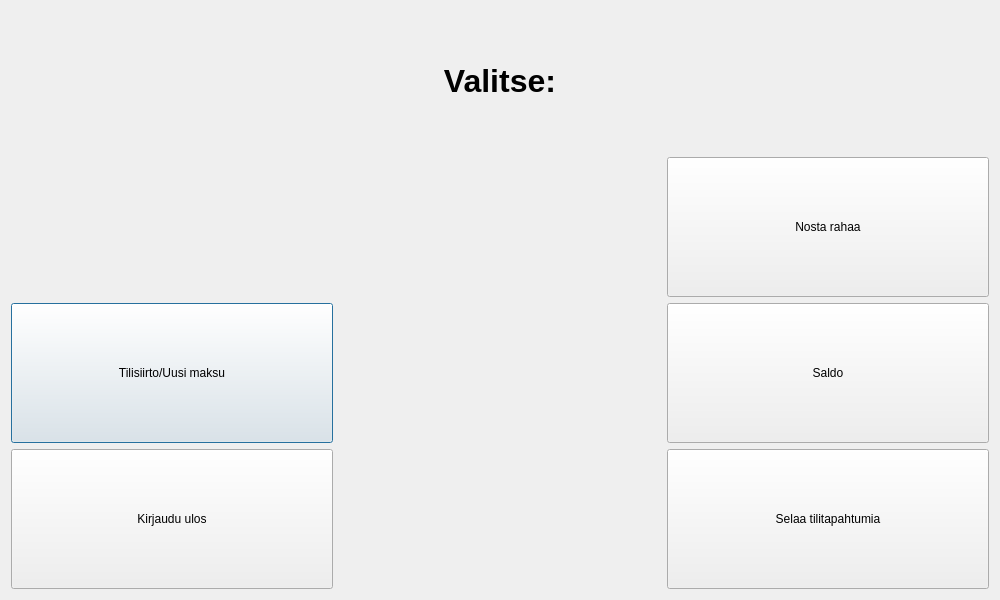
Old version of the form BankEXE/maindialog.ui in the repository Akllu/BankSimul.
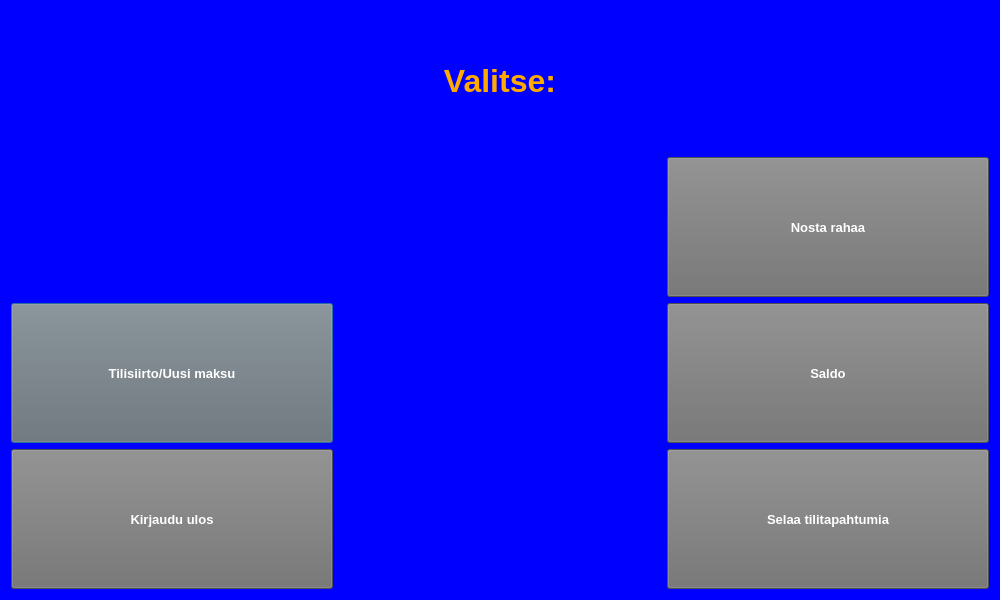
New version of the form.

Diff of the .ui file:
```diff
--- a/BankEXE/maindialog.ui
+++ b/BankEXE/maindialog.ui
@@ -13,6 +13,9 @@
   <property name="windowTitle">
    <string>Dialog</string>
   </property>
+  <property name="styleSheet">
+   <string notr="true">background-color: rgb(0, 0, 255);</string>
+  </property>
   <layout class="QVBoxLayout" name="verticalLayout">
    <item>
     <layout class="QGridLayout" name="gridLayout">
@@ -24,6 +27,17 @@
          <verstretch>0</verstretch>
         </sizepolicy>
        </property>
+       <property name="font">
+        <font>
+         <pointsize>10</pointsize>
+         <weight>75</weight>
+         <bold>true</bold>
+        </font>
+       </property>
+       <property name="styleSheet">
+        <string notr="true">background-color: rgb(112, 112, 112);
+color: rgb(255, 255, 255);</string>
+       </property>
        <property name="text">
         <string>Tilisiirto/Uusi maksu</string>
        </property>
@@ -40,6 +54,17 @@
          <verstretch>0</verstretch>
         </sizepolicy>
        </property>
+       <property name="font">
+        <font>
+         <pointsize>10</pointsize>
+         <weight>75</weight>
+         <bold>true</bold>
+        </font>
+       </property>
+       <property name="styleSheet">
+        <string notr="true">background-color: rgb(112, 112, 112);
+color: rgb(255, 255, 255);</string>
+       </property>
        <property name="text">
         <string>Saldo</string>
        </property>
@@ -53,6 +78,17 @@
          <verstretch>0</verstretch>
         </sizepolicy>
        </property>
+       <property name="font">
+        <font>
+         <pointsize>10</pointsize>
+         <weight>75</weight>
+         <bold>true</bold>
+        </font>
+       </property>
+       <property name="styleSheet">
+        <string notr="true">background-color: rgb(112, 112, 112);
+color: rgb(255, 255, 255);</string>
+       </property>
        <property name="text">
         <string>Nosta rahaa</string>
        </property>
@@ -67,6 +103,9 @@
          <bold>true</bold>
         </font>
        </property>
+       <property name="styleSheet">
+        <string notr="true">color: rgb(255, 170, 0);</string>
+       </property>
        <property name="text">
         <string>Valitse:</string>
        </property>
@@ -83,6 +122,17 @@
          <verstretch>0</verstretch>
         </sizepolicy>
        </property>
+       <property name="font">
+        <font>
+         <pointsize>10</pointsize>
+         <weight>75</weight>
+         <bold>true</bold>
+        </font>
+       </property>
+       <property name="styleSheet">
+        <string notr="true">background-color: rgb(112, 112, 112);
+color: rgb(255, 255, 255);</string>
+       </property>
        <property name="text">
         <string>Selaa tilitapahtumia</string>
        </property>
@@ -106,6 +156,17 @@
          <verstretch>0</verstretch>
         </sizepolicy>
        </property>
+       <property name="font">
+        <font>
+         <pointsize>10</pointsize>
+         <weight>75</weight>
+         <bold>true</bold>
+        </font>
+       </property>
+       <property name="styleSheet">
+        <string notr="true">background-color: rgb(112, 112, 112);
+color: rgb(255, 255, 255);</string>
+       </property>
        <property name="text">
         <string>Kirjaudu ulos</string>
        </property>
```
